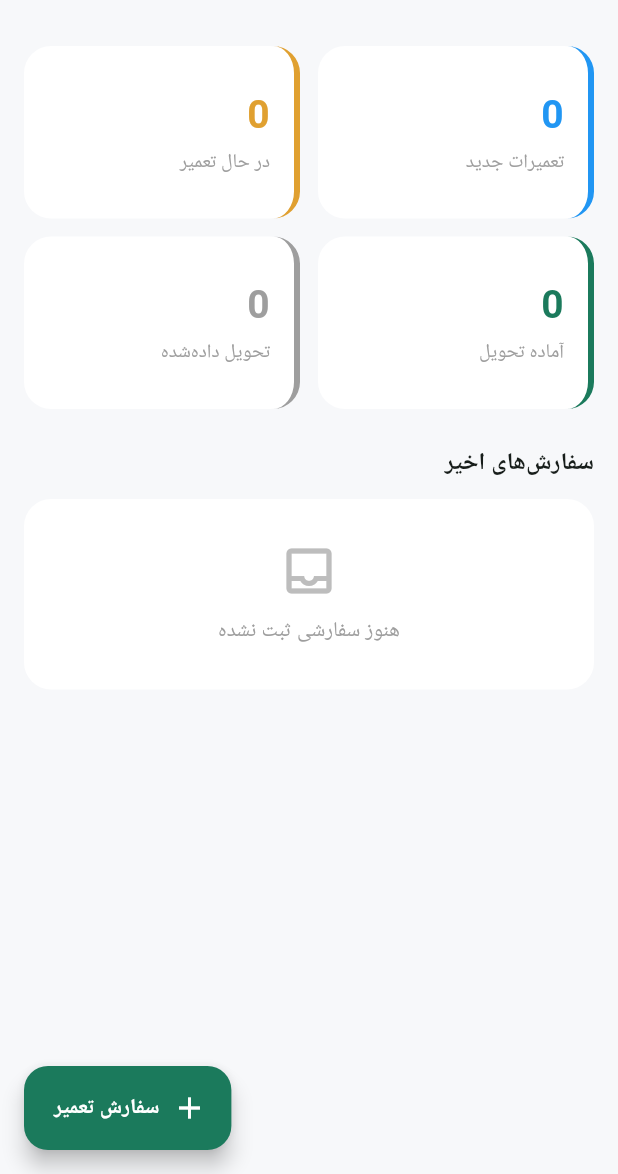
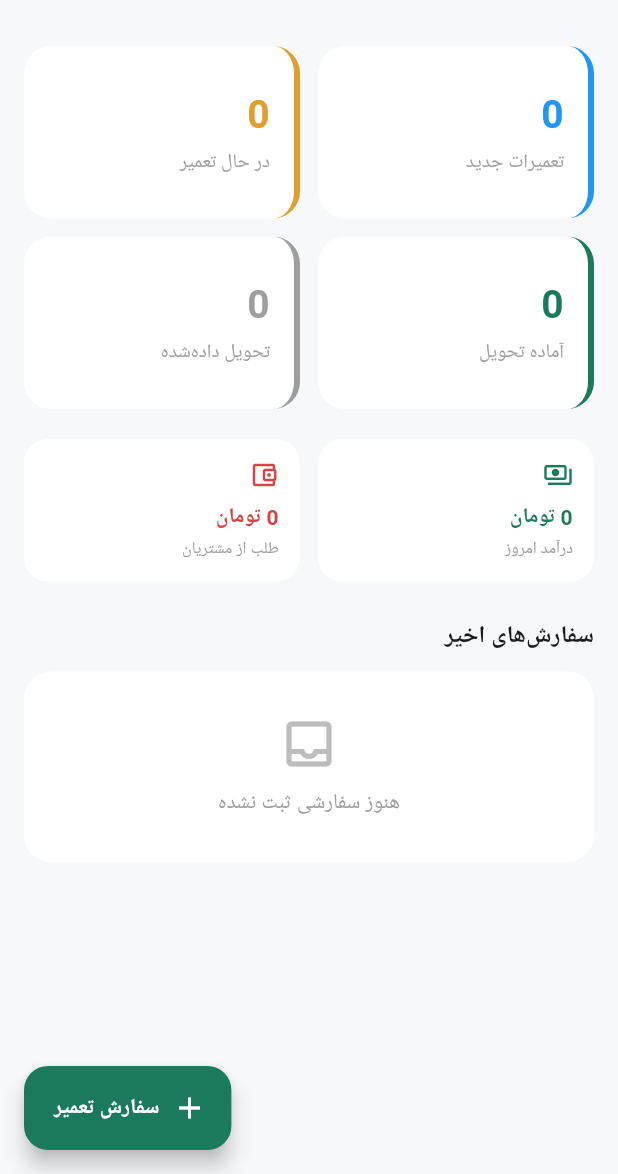
Before and after one commit to Reza1162/tamirino, a Flutter app: the DashboardPage screen opened directly, on a phone screen of 412 x 824 dp, the part 62-1236 px from its top. Run offline on Flutter 3.47's test engine with Material 3 defaults, Android fonts, the phone set to English and light mode, and no system bars; our stand-ins replace drift, pdf, printing, sqlite3_flutter_libs; accounts and stored records are empty; generated files the repository leaves out were written again; Roboto replaces fonts that are missing (Vazir).

Commit message:
feat: PDF invoice generation, payment tracking, debt calculation

```diff
--- a/lib/features/dashboard/dashboard_page.dart
+++ b/lib/features/dashboard/dashboard_page.dart
@@ -47,6 +47,28 @@ class DashboardPage extends StatelessWidget {
                   _StatCard(label: 'آماده تحویل', value: '$ready', color: AppTheme.primary),
                   _StatCard(label: 'تحویل داده‌شده', value: '$delivered', color: Colors.grey),
                 ],
+              ),
+              const SizedBox(height: 20),
+              FutureBuilder<List<int>>(
+                future: Future.wait([
+                  DbProvider.repository.todayIncome(),
+                  DbProvider.repository.totalDebt(),
+                ]),
+                builder: (context, snap) {
+                  final income = snap.data?[0] ?? 0;
+                  final debt = snap.data?[1] ?? 0;
+                  return Row(
+                    children: [
+                      Expanded(
+                        child: _MiniStat(label: 'درآمد امروز', value: '$income تومان', color: AppTheme.primary, icon: Icons.payments_outlined),
+                      ),
+                      const SizedBox(width: 12),
+                      Expanded(
+                        child: _MiniStat(label: 'طلب از مشتریان', value: '$debt تومان', color: AppTheme.danger, icon: Icons.account_balance_wallet_outlined),
+                      ),
+                    ],
+                  );
+                },
               ),
               const SizedBox(height: 24),
               const Text('سفارش‌های اخیر',
@@ -128,3 +150,29 @@ class _StatCard extends StatelessWidget {
     );
   }
 }
+
+class _MiniStat extends StatelessWidget {
+  final String label;
+  final String value;
+  final Color color;
+  final IconData icon;
+  const _MiniStat({required this.label, required this.value, required this.color, required this.icon});
+
+  @override
+  Widget build(BuildContext context) {
+    return Container(
+      padding: const EdgeInsets.all(14),
+      decoration: BoxDecoration(color: Colors.white, borderRadius: BorderRadius.circular(16)),
+      child: Column(
+        crossAxisAlignment: CrossAxisAlignment.start,
+        children: [
+          Icon(icon, color: color, size: 20),
+          const SizedBox(height: 8),
+          Text(value, style: TextStyle(fontWeight: FontWeight.bold, color: color, fontSize: 14)),
+          const SizedBox(height: 2),
+          Text(label, style: const TextStyle(fontSize: 11, color: Colors.grey)),
+        ],
+      ),
+    );
+  }
+}
--- a/pubspec.yaml
+++ b/pubspec.yaml
@@ -14,6 +14,9 @@ dependencies:
   sqlite3_flutter_libs: ^0.5.20
   path_provider: ^2.1.3
   path: ^1.9.0
+  pdf: ^3.11.1
+  printing: ^5.13.1
+  intl: ^0.19.0
 
 dev_dependencies:
   flutter_test:
```
Also changed, not shown: lib/data/repositories/app_repository.dart (+62 -0 lines), lib/features/invoice/invoice_generator.dart (added, +96 -0 lines), lib/features/repair_orders/order_detail_page.dart (+103 -9 lines).
